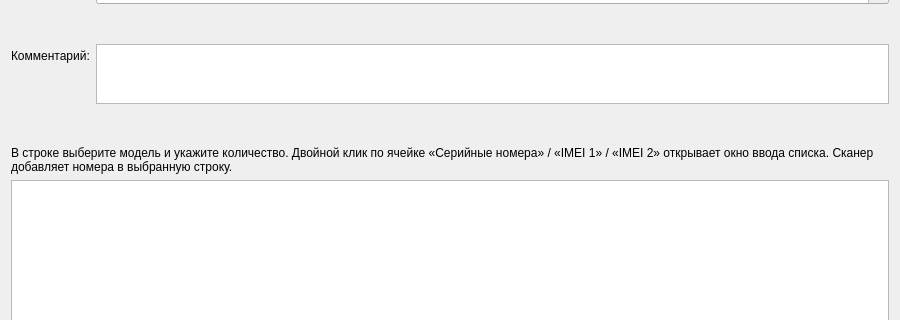
Above: src/ui/dialogs/receiptform.ui from Smurf72T/POC_Terminal_Tracker before the change; both pictures show x 0 to 900 and y 126 to 446 of the 900 by 600 pixel window. Below: the same form after it.
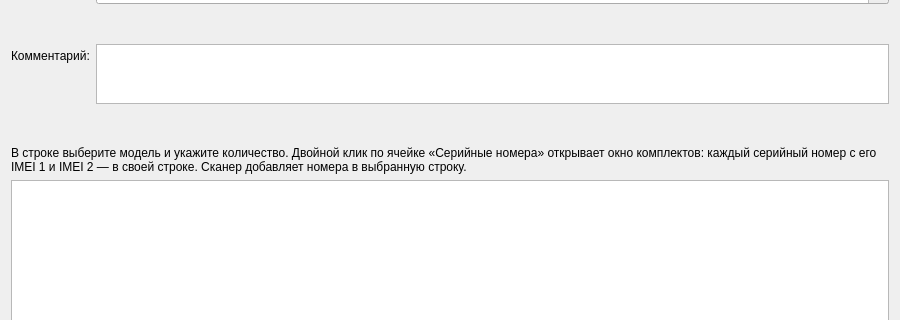
That is the form after the change.

Commit message:
fix: комплект серийный номер + его IMEI 1/IMEI 2 в поступлении
Связь «серийник ↔ его IMEI» раньше держалась только на порядке в трёх
независимых списках и терялась при правках. Теперь каждый комплект —
единая строка окна SerialUnitsDialog: серийный номер и принадлежащие ему
IMEI 1 / IMEI 2 (авто-переход SN → IMEI 1 → IMEI 2 → следующий комплект).
Скан серийника добавляет комплект, скан IMEI дописывается к последнему
комплекту с пустым полем IMEI. Печатная форма выводит комплекты построчно.

```diff
--- a/src/ui/dialogs/receiptform.ui
+++ b/src/ui/dialogs/receiptform.ui
@@ -18,7 +18,7 @@
             </item>
             <item>
                 <widget class="QLabel" name="labelHint">
-                    <property name="text"><string>В строке выберите модель и укажите количество. Двойной клик по ячейке «Серийные номера» / «IMEI 1» / «IMEI 2» открывает окно ввода списка. Сканер добавляет номера в выбранную строку.</string></property>
+                    <property name="text"><string>В строке выберите модель и укажите количество. Двойной клик по ячейке «Серийные номера» открывает окно комплектов: каждый серийный номер с его IMEI 1 и IMEI 2 — в своей строке. Сканер добавляет номера в выбранную строку.</string></property>
                     <property name="wordWrap"><bool>true</bool></property>
                 </widget>
             </item>
```
The commit also changes 10 other files.
